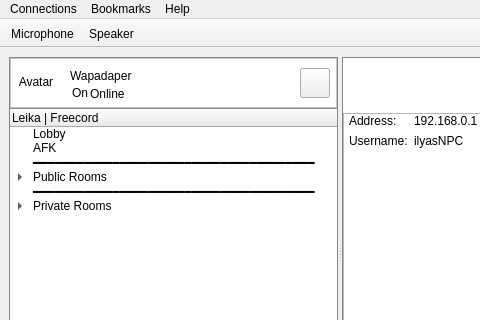
The window that ui/mainwindow.ui (ilyasNPC/Freecord) describes before a commit, drawn with Qt 5; both pictures show x 0 to 480 and y 0 to 320 of the 701 by 742 pixel window.
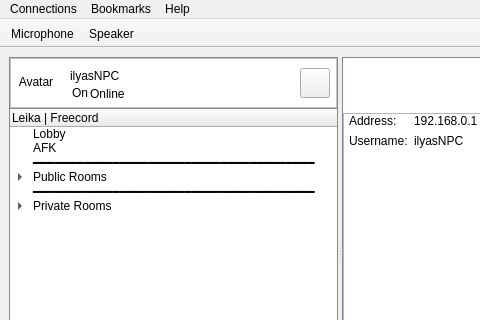
The same window after the commit. Icons and pictures are not drawn.

Diff of the .ui file:
```diff
--- a/ui/mainwindow.ui
+++ b/ui/mainwindow.ui
@@ -148,7 +148,7 @@
              </rect>
             </property>
             <property name="text">
-             <string>Wapadaper</string>
+             <string>ilyasNPC</string>
             </property>
            </widget>
            <widget class="QLabel" name="label_6">
```
